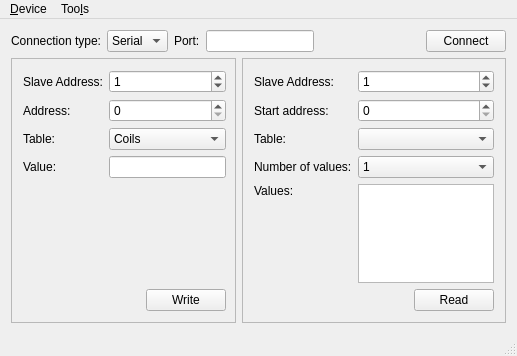
qt/qtserialbus, file examples/serialbus/modbus/master/mainwindow.ui: the form before one commit.
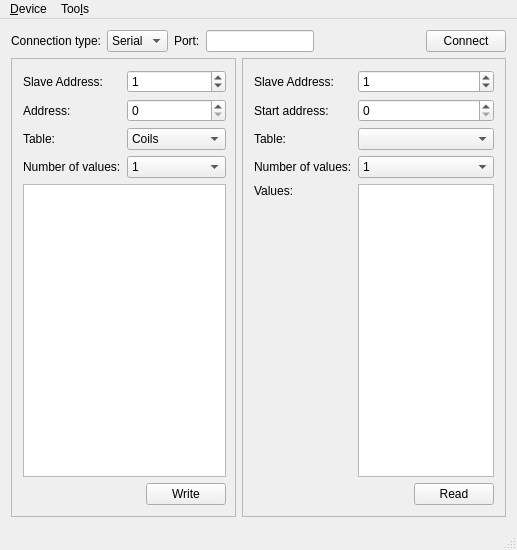
The form after the commit. Icons and pictures are not drawn.

Commit message: Permit block writes in Modbus Master example

The edit to the form file:
```diff
--- a/examples/serialbus/modbus/master/mainwindow.ui
+++ b/examples/serialbus/modbus/master/mainwindow.ui
@@ -7,9 +7,15 @@
     <x>0</x>
     <y>0</y>
     <width>517</width>
-    <height>356</height>
+    <height>550</height>
    </rect>
   </property>
+  <property name="maximumSize">
+   <size>
+    <width>16777215</width>
+    <height>1000</height>
+   </size>
+  </property>
   <property name="windowTitle">
    <string>Modbus Master Example</string>
   </property>
@@ -163,23 +169,10 @@
              </property>
             </widget>
            </item>
-           <item row="4" column="1">
-            <spacer name="verticalSpacer_3">
-             <property name="orientation">
-              <enum>Qt::Vertical</enum>
-             </property>
-             <property name="sizeHint" stdset="0">
-              <size>
-               <width>20</width>
-               <height>40</height>
-              </size>
-             </property>
-            </spacer>
-           </item>
            <item row="3" column="0">
             <widget class="QLabel" name="label_8">
              <property name="text">
-              <string>Value:</string>
+              <string>Number of values:</string>
              </property>
             </widget>
            </item>
@@ -190,9 +183,6 @@
              </property>
             </widget>
            </item>
-           <item row="3" column="1">
-            <widget class="QLineEdit" name="writeValue"/>
-           </item>
            <item row="1" column="1">
             <widget class="QSpinBox" name="writeAddress">
              <property name="maximum">
@@ -228,6 +218,63 @@
              </property>
             </widget>
            </item>
+           <item row="4" column="0" colspan="2">
+            <widget class="QTableView" name="writeValueTable"/>
+           </item>
+           <item row="3" column="1">
+            <widget class="QComboBox" name="writeSize">
+             <item>
+              <property name="text">
+               <string>1</string>
+              </property>
+             </item>
+             <item>
+              <property name="text">
+               <string>2</string>
+              </property>
+             </item>
+             <item>
+              <property name="text">
+               <string>3</string>
+              </property>
+             </item>
+             <item>
+              <property name="text">
+               <string>4</string>
+              </property>
+             </item>
+             <item>
+              <property name="text">
+               <string>5</string>
+              </property>
+             </item>
+             <item>
+              <property name="text">
+               <string>6</string>
+              </property>
+             </item>
+             <item>
+              <property name="text">
+               <string>7</string>
+              </property>
+             </item>
+             <item>
+              <property name="text">
+               <string>8</string>
+              </property>
+             </item>
+             <item>
+              <property name="text">
+               <string>9</string>
+              </property>
+             </item>
+             <item>
+              <property name="text">
+               <string>10</string>
+              </property>
+             </item>
+            </widget>
+           </item>
           </layout>
          </item>
         </layout>
@@ -424,19 +471,6 @@
       </item>
      </layout>
     </item>
-    <item>
-     <spacer name="verticalSpacer">
-      <property name="orientation">
-       <enum>Qt::Vertical</enum>
-      </property>
-      <property name="sizeHint" stdset="0">
-       <size>
-        <width>417</width>
-        <height>1</height>
-       </size>
-      </property>
-     </spacer>
-    </item>
    </layout>
   </widget>
   <widget class="QStatusBar" name="statusBar"/>
```
Left out of the diff: 10 changed lines with no effect on the pictures. The commit also changes 4 other files.
